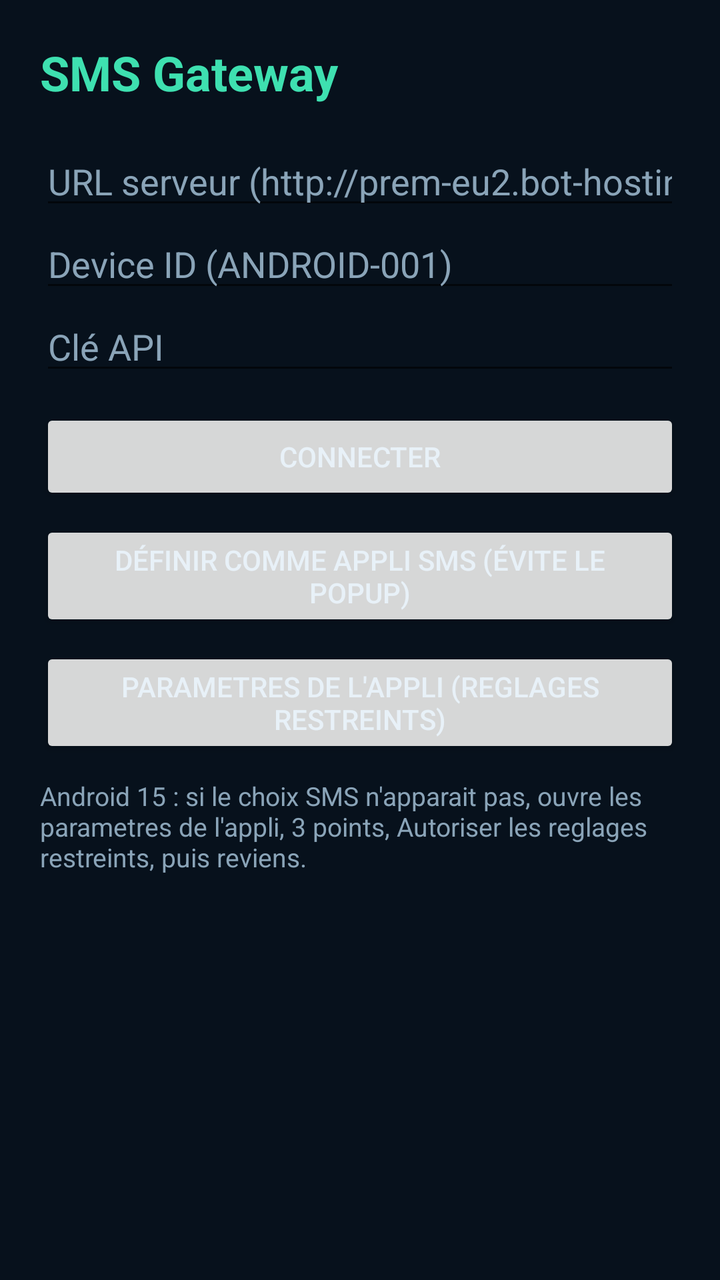
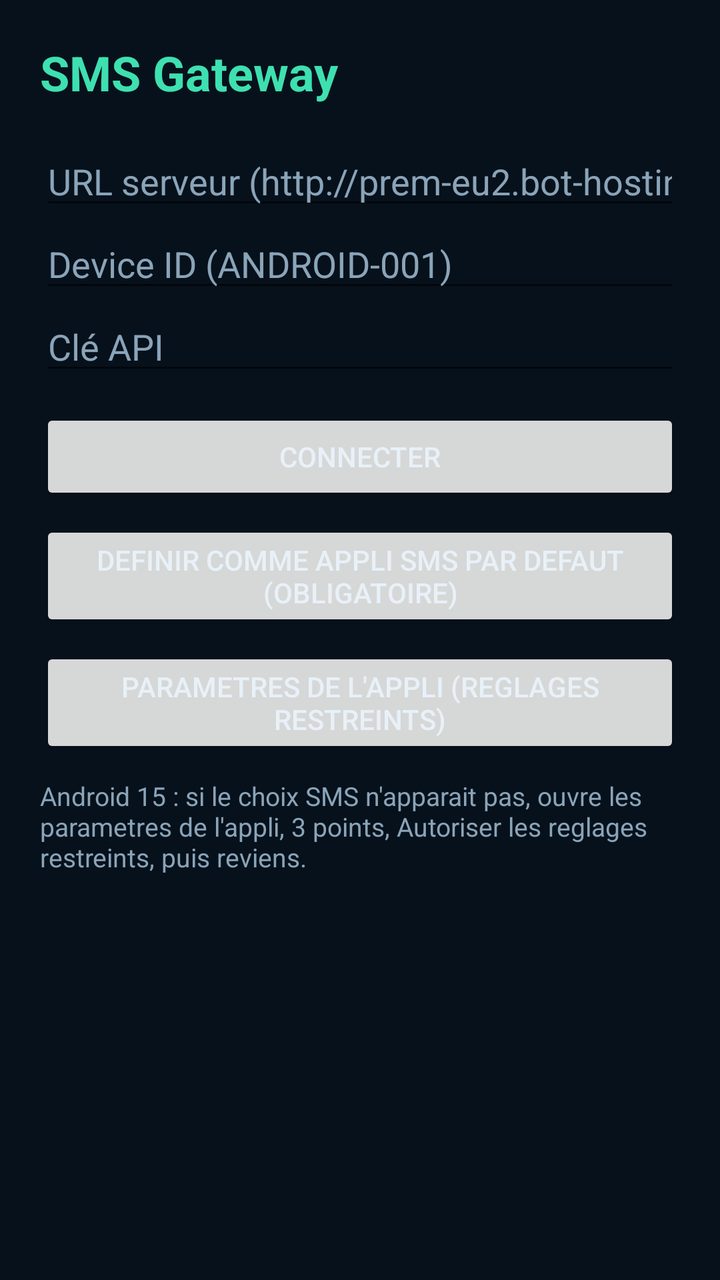

The first picture is an Android layout as it rendered before a commit; the second is the same layout after the commit. The layout source and the unified diff follow.
<!-- AndroidManifest.xml: application theme Theme.SmsGateway -->
<!-- res/layout/activity_main.xml -->
<?xml version="1.0" encoding="utf-8"?>
<ScrollView xmlns:android="http://schemas.android.com/apk/res/android"
    android:layout_width="match_parent"
    android:layout_height="match_parent"
    android:background="#07111C"
    android:padding="20dp">

    <LinearLayout
        android:layout_width="match_parent"
        android:layout_height="wrap_content"
        android:orientation="vertical">

        <TextView
            android:layout_width="wrap_content"
            android:layout_height="wrap_content"
            android:text="SMS Gateway"
            android:textColor="#3EE0B0"
            android:textSize="24sp"
            android:textStyle="bold" />

        <EditText
            android:id="@+id/serverUrl"
            android:layout_width="match_parent"
            android:layout_height="wrap_content"
            android:layout_marginTop="16dp"
            android:hint="URL serveur (http://prem-eu2.bot-hosting.net:21724)"
            android:inputType="textUri"
            android:textColor="#E8F1F8"
            android:textColorHint="#8AA4B8" />

        <EditText
            android:id="@+id/deviceId"
            android:layout_width="match_parent"
            android:layout_height="wrap_content"
            android:hint="Device ID (ANDROID-001)"
            android:textColor="#E8F1F8"
            android:textColorHint="#8AA4B8" />

        <EditText
            android:id="@+id/apiKey"
            android:layout_width="match_parent"
            android:layout_height="wrap_content"
            android:hint="Clé API"
            android:inputType="textPassword"
            android:textColor="#E8F1F8"
            android:textColorHint="#8AA4B8" />

        <Button
            android:id="@+id/connectButton"
            android:layout_width="match_parent"
            android:layout_height="wrap_content"
            android:layout_marginTop="12dp"
            android:text="Connecter" />

        <Button
            android:id="@+id/defaultSmsButton"
            android:layout_width="match_parent"
            android:layout_height="wrap_content"
            android:layout_marginTop="8dp"
            android:text="Définir comme appli SMS (évite le popup)" />

        <Button
            android:id="@+id/restrictedSettingsButton"
            android:layout_width="match_parent"
            android:layout_height="wrap_content"
            android:layout_marginTop="8dp"
            android:text="Parametres de l&apos;appli (reglages restreints)" />

        <TextView
            android:layout_width="match_parent"
            android:layout_height="wrap_content"
            android:layout_marginTop="10dp"
            android:text="Android 15 : si le choix SMS n&apos;apparait pas, ouvre les parametres de l&apos;appli, 3 points, Autoriser les reglages restreints, puis reviens."
            android:textColor="#8AA4B8"
            android:textSize="13sp" />

        <TextView
            android:id="@+id/statusText"
            android:layout_width="match_parent"
            android:layout_height="wrap_content"
            android:layout_marginTop="24dp"
            android:lineSpacingExtra="6dp"
            android:textColor="#E8F1F8"
            android:textSize="16sp" />
    </LinearLayout>
</ScrollView>
<!-- resources referenced by this layout -->
<resources>
  <style name="Theme.SmsGateway" parent="Theme.MaterialComponents.DayNight.NoActionBar">
          <item name="colorPrimary">#3EE0B0</item>
          <item name="android:statusBarColor">#07111C</item>
          <item name="android:navigationBarColor">#07111C</item>
          <item name="android:windowBackground">#07111C</item>
          <item name="android:textColor">#E8F1F8</item>
      </style>
</resources>

<!-- the commit's change to res/layout/activity_main.xml (unified diff, before → after) -->
@@ -57,7 +57,7 @@
             android:layout_width="match_parent"
             android:layout_height="wrap_content"
             android:layout_marginTop="8dp"
-            android:text="Définir comme appli SMS (évite le popup)" />
+            android:text="Definir comme appli SMS par defaut (obligatoire)" />
 
         <Button
             android:id="@+id/restrictedSettingsButton"
